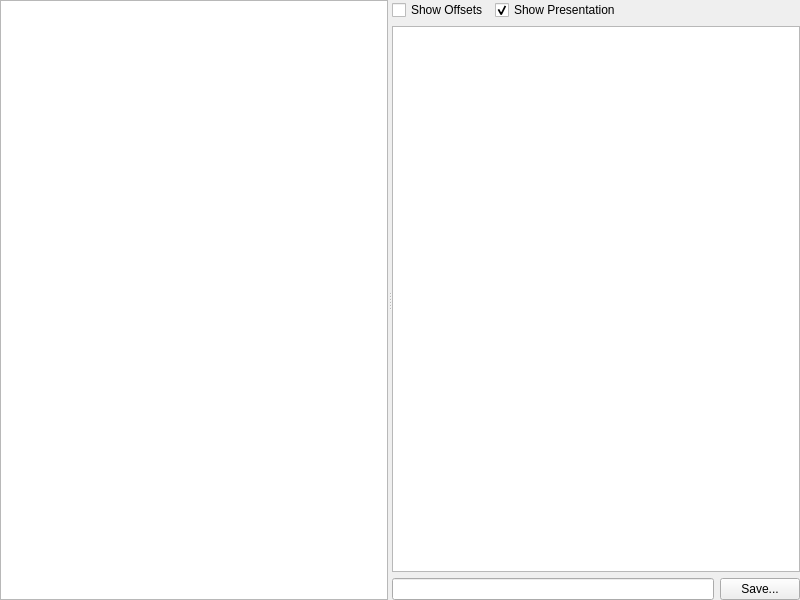
Old version of the form XFWidgets/xfwidget.ui in the repository horsicq/FormatWidgets.
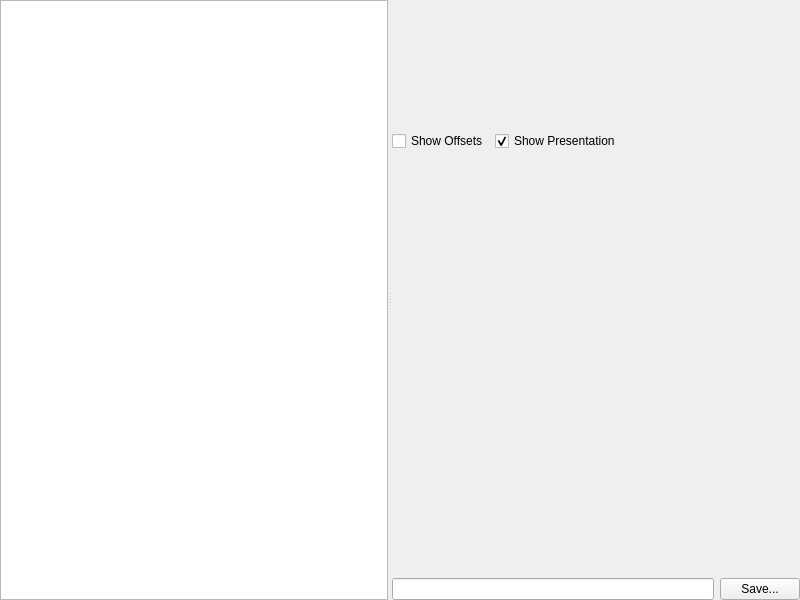
New version of the form. Custom widgets are drawn as their Qt base class.

What changed in the file:
```diff
--- a/XFWidgets/xfwidget.ui
+++ b/XFWidgets/xfwidget.ui
@@ -141,7 +141,7 @@
   </customwidget>
   <customwidget>
    <class>XFTableView</class>
-   <extends>QTableView</extends>
+   <extends>QWidget</extends>
    <header>xftableview.h</header>
   </customwidget>
  </customwidgets>
```
